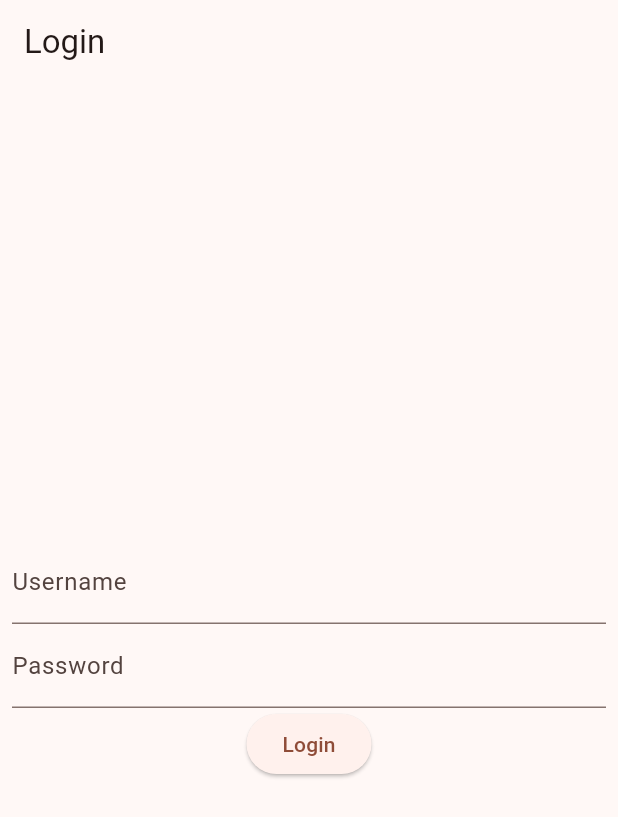
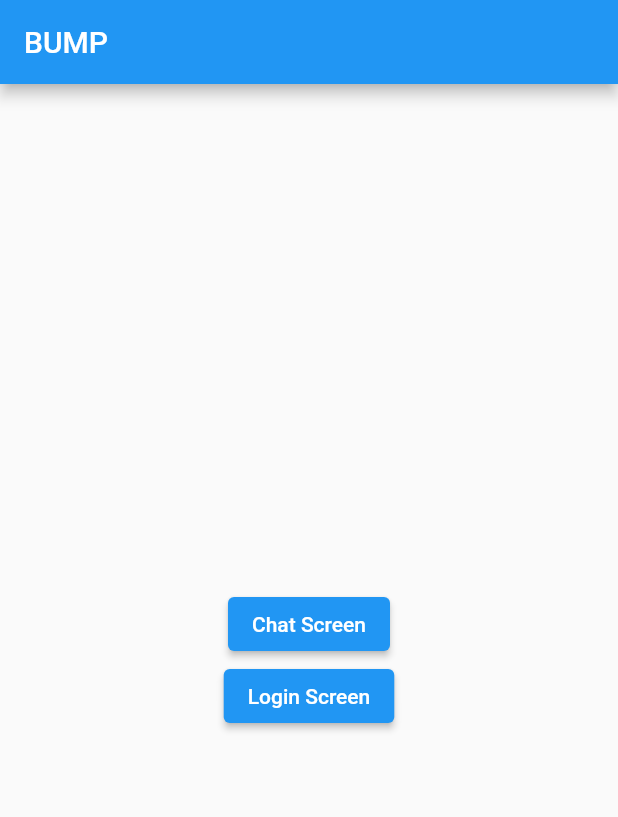
Before and after one commit to IshanG97/bump, a Flutter app: the screen it shows after launch, on a phone screen of 412 x 824 dp. Shown: the top 817 px of the screen. Run offline on Flutter 3.47's test engine with Material 2 defaults, Android fonts, the phone set to English and light mode, and no system bars.

Commit message:
clean up code, separate classes, intelliJ support

```diff
--- /dev/null
+++ b/my_app/lib/home.dart
@@ -0,0 +1,33 @@
+import 'package:flutter/material.dart';
+
+class HomeScreen extends StatelessWidget {
+  @override
+  Widget build(BuildContext context) {
+    return Scaffold(
+      appBar: AppBar(
+        title: Text('BUMP'),
+      ),
+      body: Center(
+        child: Column(
+          mainAxisAlignment: MainAxisAlignment.center,
+          children: [
+            ElevatedButton(
+              onPressed: () {
+                // Navigate to the Chat Screen
+                Navigator.pushNamed(context, '/chat');
+              },
+              child: Text('Chat Screen'),
+            ),
+            ElevatedButton(
+              onPressed: () {
+                // Navigate to the Login Screen
+                Navigator.pushNamed(context, '/login');
+              },
+              child: Text('Login Screen'),
+            ),
+          ],
+        ),
+      ),
+    );
+  }
+}
--- a/my_app/lib/main.dart
+++ b/my_app/lib/main.dart
@@ -1,94 +1,27 @@
 import 'package:flutter/material.dart';
-import 'package:provider/provider.dart';
-import 'package:english_words/english_words.dart';
+import 'login.dart';
+import 'chat.dart';
+import 'home.dart';
 
 void main() {
+  WidgetsFlutterBinding.ensureInitialized();
   runApp(MyApp());
 }
 
 class MyApp extends StatelessWidget {
-  const MyApp({super.key});
-
   @override
   Widget build(BuildContext context) {
-    return ChangeNotifierProvider(
-      create: (context) => MyAppState(),
-      child: MaterialApp(
-        title: 'Namer App',
-        theme: ThemeData(
-          useMaterial3: true,
-          colorScheme: ColorScheme.fromSeed(seedColor: Colors.deepOrange),
-        ),
-        home: LoginScreen(),
+    return MaterialApp(
+      title: 'Chat App',
+      theme: ThemeData(
+        primarySwatch: Colors.blue,
       ),
+      initialRoute: '/',
+      routes: {
+        '/': (context) => HomeScreen(),
+        '/login': (context) => LoginScreen(),
+        '/chat': (context) => ChatScreen(),
+      },
     );
   }
 }
-
-class MyAppState extends ChangeNotifier {
-  var current = WordPair.random();
-
-  // ↓ Add this.
-  void getNext() {
-    current = WordPair.random();
-    notifyListeners();
-  }
-
-  var favorites = <WordPair>[];
-
-  void toggleFavorite() {
-    if (favorites.contains(current)) {
-      favorites.remove(current);
-    } else {
-      favorites.add(current);
-    }
-    notifyListeners();
-  }
-}
-
-class LoginScreen extends StatefulWidget {
-  @override
-  _LoginScreenState createState() => _LoginScreenState();
-}
-
-class _LoginScreenState extends State<LoginScreen> {
-  final _usernameController = TextEditingController();
-  final _passwordController = TextEditingController();
-
-  @override
-  Widget build(BuildContext context) {
-    return Scaffold(
-      appBar: AppBar(
-        title: Text('Login'),
-      ),
-      body: Padding(
-        padding: const EdgeInsets.all(8.0),
-        child: Column(
-          mainAxisAlignment: MainAxisAlignment.center,
-          children: <Widget>[
-            TextField(
-              controller: _usernameController,
-              decoration: InputDecoration(
-                labelText: 'Username',
-              ),
-            ),
-            TextField(
-              controller: _passwordController,
-              decoration: InputDecoration(
-                labelText: 'Password',
-              ),
-              obscureText: true,
-            ),
-            ElevatedButton(
-              child: Text('Login'),
-              onPressed: () {
-                Navigator.pushReplacementNamed(context, '/login');
-                // TODO: Login the user
-              },
-            ),
-          ],
-        ),
-      ),
-    );
-  }
-}
```
Also changed, not shown: my_app/lib/chat.dart (added, +118 -0 lines), my_app/lib/login.dart (added, +49 -0 lines).
